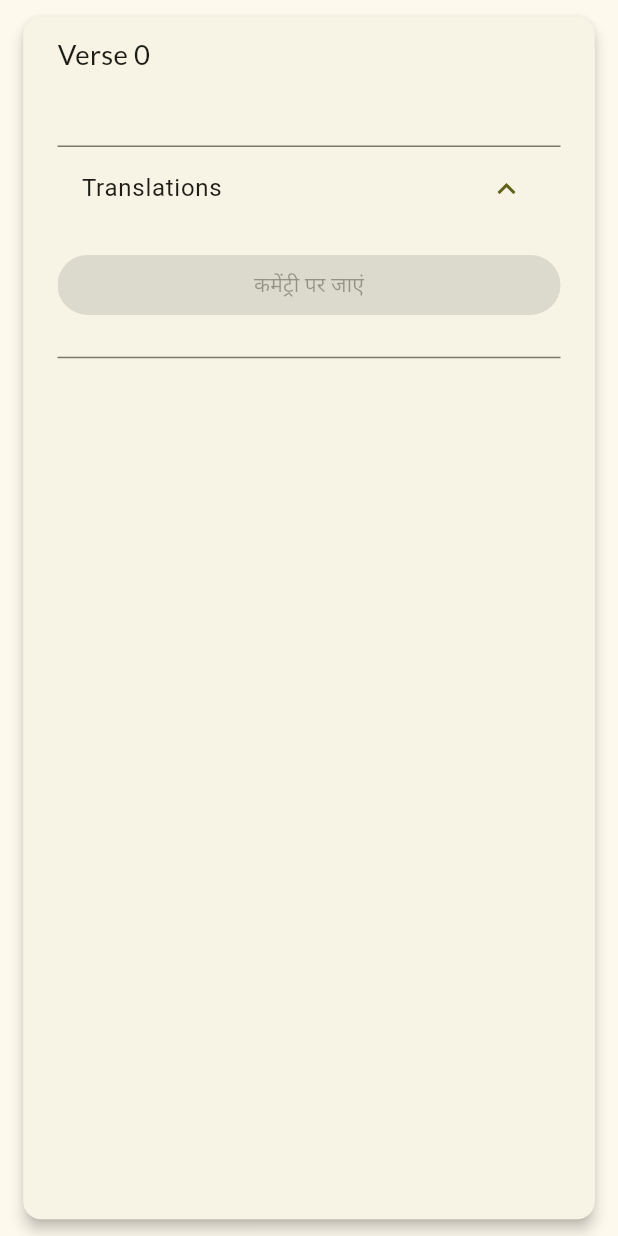
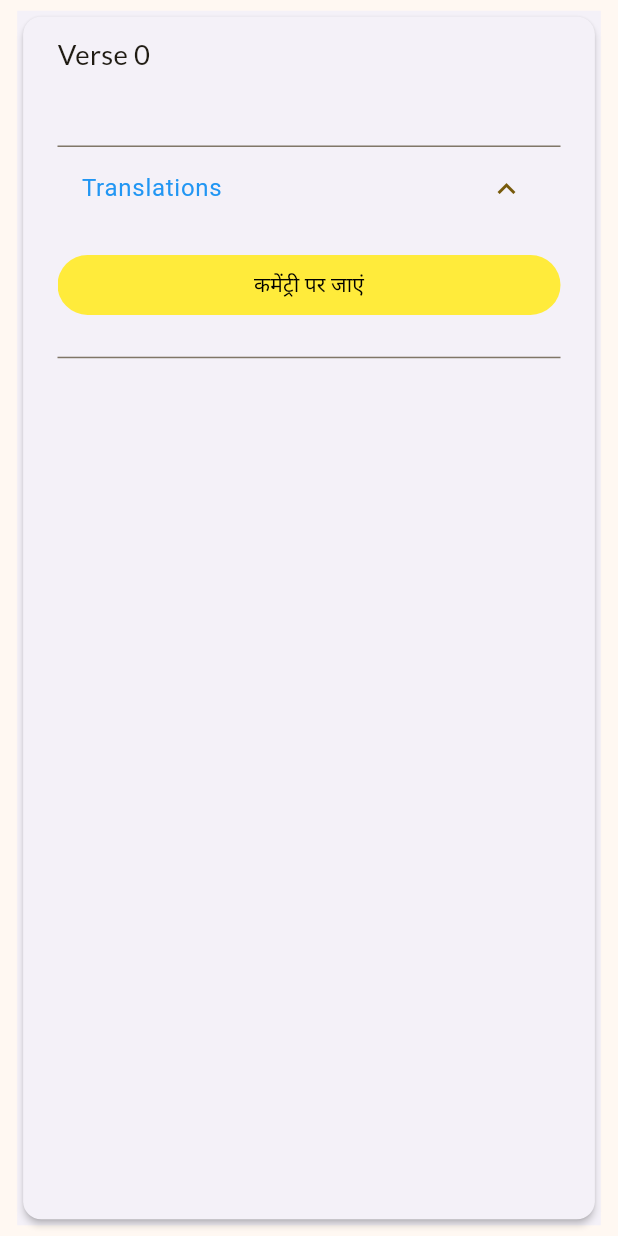
Before and after one commit to dineshkumar-770/bhagwat_gita-app, a Flutter app: the ShlokaCard widget shown alone on an empty page, opened directly with empty values, after a tap on "Translations", on a phone screen of 412 x 824 dp. Run offline on Flutter 3.47's test engine with Material 3 defaults, Android fonts, the phone set to English and light mode, and no system bars; drawn by our look-alikes of dynamic_color; our stand-ins replace equatable, flutter_riverpod, flutter_screenutil, flutter_tts, fluttertoast, google_fonts; network calls fail.

Commit message:
changes: created app bundle color fixes

```diff
--- a/lib/features/verses/widget/versse_widget.dart
+++ b/lib/features/verses/widget/versse_widget.dart
@@ -10,24 +10,20 @@ class ShlokaCard extends StatelessWidget {
   final void Function()? onCommentries;
 
   const ShlokaCard(
-      {super.key,
-      required this.serialNumber,
-      required this.shloka,
-      required this.translations,
-      this.onCommentries});
+      {super.key, required this.serialNumber, required this.shloka, required this.translations, this.onCommentries});
 
   @override
   Widget build(BuildContext context) {
     return Container(
+      color: const Color(0xfff4f1f8),
       margin: EdgeInsets.symmetric(
-          horizontal: 10.0 * SizeConfig.widthMultiplier!,
-          vertical: 6.0 * SizeConfig.heightMultiplier!),
+          horizontal: 10.0 * SizeConfig.widthMultiplier!, vertical: 6.0 * SizeConfig.heightMultiplier!),
       child: Card(
-        elevation: 4.0,
+        elevation: 2.0,
+        color: const Color(0xfff4f1f8),
         child: Padding(
           padding: EdgeInsets.symmetric(
-              horizontal: 20.0 * SizeConfig.widthMultiplier!,
-              vertical: 10.0 * SizeConfig.heightMultiplier!),
+              horizontal: 20.0 * SizeConfig.widthMultiplier!, vertical: 10.0 * SizeConfig.heightMultiplier!),
           child: Column(
             crossAxisAlignment: CrossAxisAlignment.start,
             children: <Widget>[
@@ -48,7 +44,10 @@ class ShlokaCard extends StatelessWidget {
               ),
               SizedBox(height: 10.0 * SizeConfig.heightMultiplier!),
               ExpansionTile(
-                  title: const Text('Translations'),
+                  title: const Text(
+                    'Translations',
+                    style: TextStyle(color: Colors.blue),
+                  ),
                   initiallyExpanded: false,
                   children: [
                     ...translations
@@ -62,10 +61,9 @@ class ShlokaCard extends StatelessWidget {
                                 Text(
                                   'Translated by ${translation.authorName.name.replaceAll(RegExp(r'_'), ' ')} (${translation.language.name})',
                                   style: GoogleFonts.lato(
-                                      fontSize:
-                                          12.0 * SizeConfig.textMultiplier!,
+                                      fontSize: 12.0 * SizeConfig.textMultiplier!,
                                       fontWeight: FontWeight.w500,
-                                      color: Theme.of(context).highlightColor),
+                                      color: Colors.amber),
                                 ),
                                 const Divider(),
                               ],
@@ -75,8 +73,12 @@ class ShlokaCard extends StatelessWidget {
                     SizedBox(
                       width: double.maxFinite,
                       child: ElevatedButton(
+                        style: const ButtonStyle(backgroundColor: WidgetStatePropertyAll(Colors.yellow)),
                         onPressed: onCommentries,
-                        child: const Text('कमेंट्री पर जाएं'),
+                        child: const Text(
+                          'कमेंट्री पर जाएं',
+                          style: TextStyle(color: Colors.black),
+                        ),
                       ),
                     ),
                     SizedBox(height: 20.0 * SizeConfig.heightMultiplier!),
--- a/lib/main.dart
+++ b/lib/main.dart
@@ -13,7 +13,7 @@ void main() {
   runApp(const ProviderScope(child: MyApp()));
 }
 
-Color brandColor = const Color(0xffffff9f);
+Color brandColor = Colors.amber;
 
 class MyApp extends ConsumerWidget {
   const MyApp({super.key});
```
Also changed, not shown: lib/features/chapter_details/screen/chapter_details_screen.dart (+9 -23 lines), lib/features/verses/screen/chapter_verse_screen.dart (+10 -10 lines), lib/features/verses/screen/commentries_screen.dart (+4 -15 lines), lib/features/verses/widget/commentries_widget.dart (+6 -10 lines), pubspec.yaml (+12 -4 lines), assets/icons/gita_icon.png (added), pubspec.lock, 40 other files.
